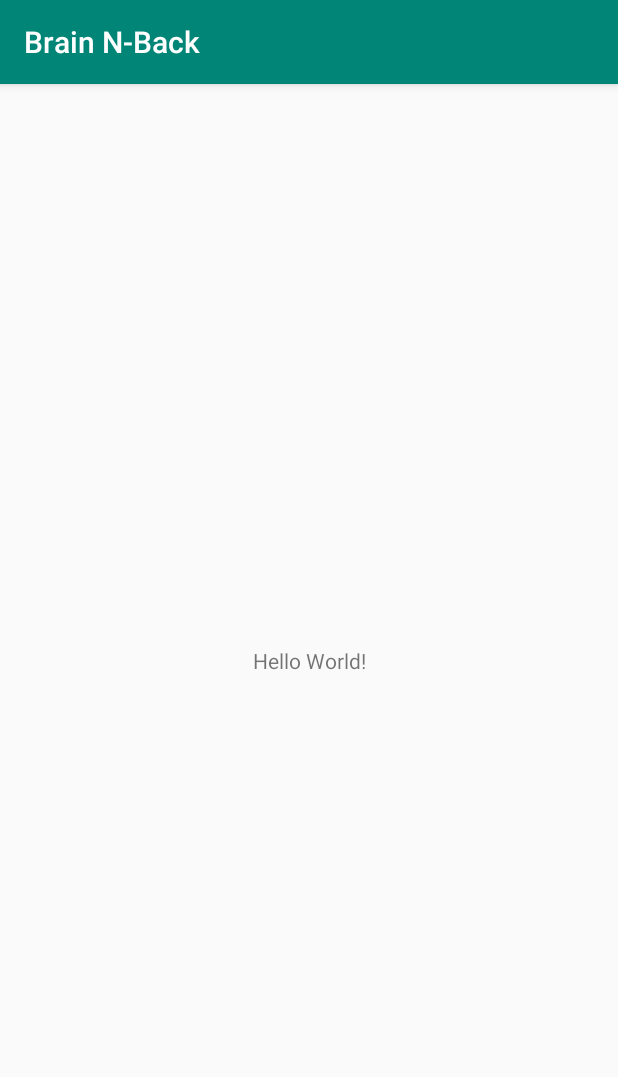
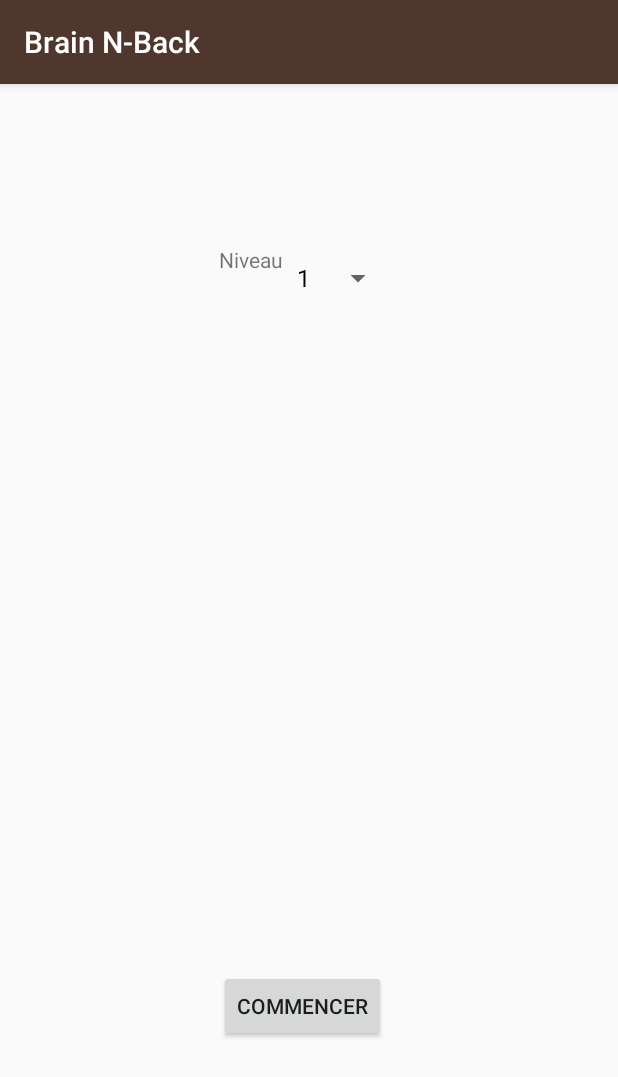
Before and after one commit to MatthieuAvrgs/BrainNBack, an Android app: the MainActivity screen opened directly, with no data from a screen before it, on a phone screen of 412 x 824 dp. Shown: the top 1077 px of the screen. Run offline under Robolectric (Android 15) with nearby library versions, the phone set to English and light mode, and no system bars.

Commit message:
Add link between game activity and main activity, spinner to select the level

```diff
--- a/app/src/main/AndroidManifest.xml
+++ b/app/src/main/AndroidManifest.xml
@@ -17,6 +17,7 @@
             </intent-filter>
         </activity>
         <activity android:name=".GameActivity"></activity>
+        <activity android:name=".SettingsActivity"></activity>
     </application>
 
 </manifest>
--- a/app/src/main/java/fr/utt/if26/brainn_back/MainActivity.java
+++ b/app/src/main/java/fr/utt/if26/brainn_back/MainActivity.java
@@ -3,6 +3,11 @@ package fr.utt.if26.brainn_back;
 import android.content.Intent;
 import android.support.v7.app.AppCompatActivity;
 import android.os.Bundle;
+import android.view.View;
+import android.widget.ArrayAdapter;
+import android.widget.Button;
+import android.widget.Spinner;
+
 
 public class MainActivity extends AppCompatActivity {
 /* test message */
@@ -13,5 +18,22 @@ public class MainActivity extends AppCompatActivity {
 
         Intent secondeActivite = new Intent(MainActivity.this, GameActivity.class);
         startActivity(secondeActivite);
+
+        //bouton qui permet de commencer le jeu
+        Button btn = (Button)findViewById(R.id.bouton_commencer_jeu);
+        btn.setOnClickListener(new View.OnClickListener() {
+            @Override
+            public void onClick(View v) {
+                startActivity(new Intent(MainActivity.this, GameActivity.class));
+            }
+        });
+
+        //get the spinner
+        Spinner dropdown = findViewById(R.id.spinner_niveau_jeu);
+        String[] items = new String[]{"1", "2", "3"};
+        //creation de l'adaptateur qui permet de savoir comment les items vont etre display
+        ArrayAdapter<String> adapter = new ArrayAdapter<>(this, android.R.layout.simple_spinner_dropdown_item, items);
+        //set the spinners adapter to the previously created one.
+        dropdown.setAdapter(adapter);
     }
 }
--- a/app/src/main/res/layout/activity_main.xml
+++ b/app/src/main/res/layout/activity_main.xml
@@ -6,13 +6,41 @@
     android:layout_height="match_parent"
     tools:context=".MainActivity">
 
-    <TextView
-        android:layout_width="wrap_content"
-        android:layout_height="wrap_content"
-        android:text="Hello World!"
+    <RelativeLayout
+        android:layout_width="match_parent"
+        android:layout_height="match_parent"
         app:layout_constraintBottom_toBottomOf="parent"
-        app:layout_constraintLeft_toLeftOf="parent"
-        app:layout_constraintRight_toRightOf="parent"
-        app:layout_constraintTop_toTopOf="parent" />
+        app:layout_constraintEnd_toEndOf="parent"
+        app:layout_constraintStart_toStartOf="parent"
+        app:layout_constraintTop_toTopOf="parent">
 
+        <Button
+            android:id="@+id/bouton_commencer_jeu"
+            android:layout_width="wrap_content"
+            android:layout_height="wrap_content"
+            android:layout_alignParentStart="true"
+            android:layout_alignParentBottom="true"
+            android:layout_marginStart="146dp"
+            android:layout_marginBottom="129dp"
+            android:text="Commencer" />
+
+        <Spinner
+            android:id="@+id/spinner_niveau_jeu"
+            android:layout_width="wrap_content"
+            android:layout_height="wrap_content"
+            android:layout_alignParentStart="true"
+            android:layout_alignParentTop="true"
+            android:layout_marginStart="190dp"
+            android:layout_marginTop="105dp" />
+
+        <TextView
+            android:id="@+id/text_niveau"
+            android:layout_width="wrap_content"
+            android:layout_height="wrap_content"
+            android:layout_alignParentTop="true"
+            android:layout_alignParentEnd="true"
+            android:layout_marginTop="107dp"
+            android:layout_marginEnd="223dp"
+            android:text="Niveau" />
+    </RelativeLayout>
 </android.support.constraint.ConstraintLayout>
--- a/app/src/main/res/values/colors.xml
+++ b/app/src/main/res/values/colors.xml
@@ -1,6 +1,6 @@
 <?xml version="1.0" encoding="utf-8"?>
 <resources>
-    <color name="colorPrimary">#008577</color>
-    <color name="colorPrimaryDark">#00574B</color>
+    <color name="colorPrimary">#4f372d</color>
+    <color name="colorPrimaryDark">#2f201a</color>
     <color name="colorAccent">#D81B60</color>
 </resources>
--- a/app/src/main/res/values/strings.xml
+++ b/app/src/main/res/values/strings.xml
@@ -3,5 +3,7 @@
     <color name="carre">#00FF0000</color>
     <color name="white">#FFFFFFFF</color>
     <color name="blue">#FF0000FF</color>
+    <color name="beige">#f0e2a8</color>
+    <color name="marron">#9a8262</color>
 
 </resources>
--- a/build.gradle
+++ b/build.gradle
@@ -7,7 +7,7 @@ buildscript {
         jcenter()
     }
     dependencies {
-        classpath 'com.android.tools.build:gradle:3.2.0'
+        classpath 'com.android.tools.build:gradle:3.2.1'
 
 
         // NOTE: Do not place your application dependencies here; they belong
```
Also changed, not shown: app/src/main/java/fr/utt/if26/brainn_back/SettingsActivity.java (added, +13 -0 lines), app/src/main/res/layout/activity_settings.xml (added, +11 -0 lines), app/src/main/res/menu/main_menu.xml (added, +12 -0 lines).
